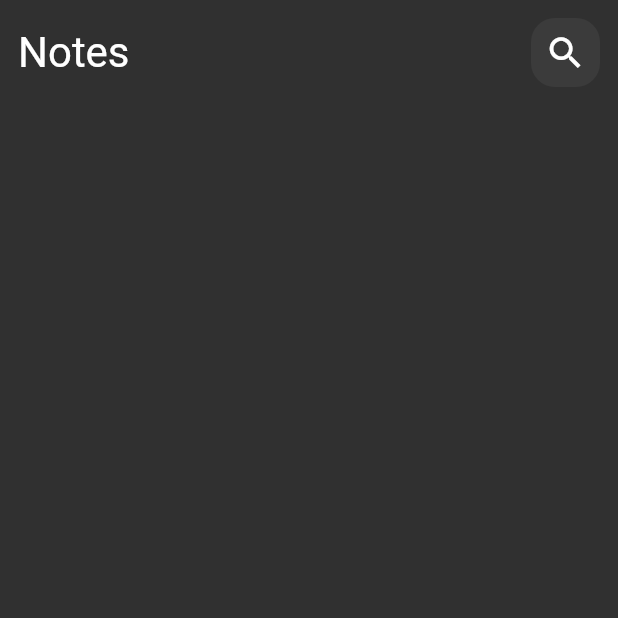
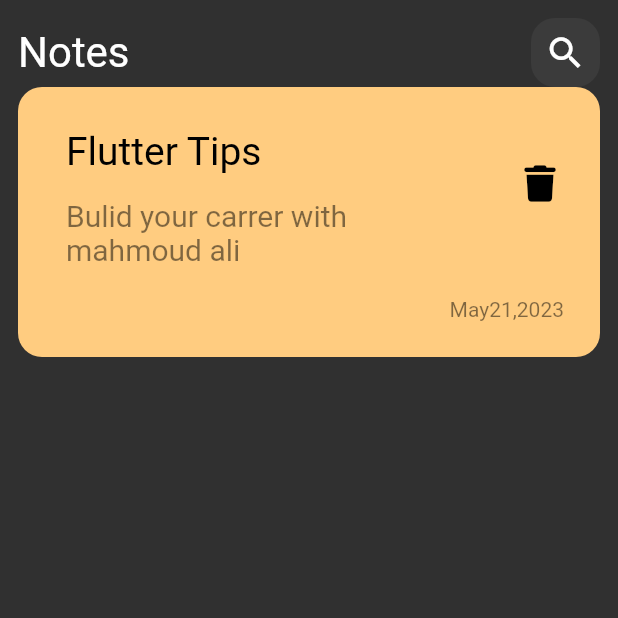
Before and after one commit to Mahmoudali55/notesApp, a Flutter app: the screen it shows after launch, on a phone screen of 412 x 824 dp, the top half of it. Run offline on Flutter 3.47's test engine with Material 2 defaults, Android fonts, the phone set to English and light mode, and no system bars; our stand-ins replace font_awesome_flutter; Roboto replaces fonts that are missing (Poppins).

Commit message:
custom_note_item

```diff
--- a/lib/main.dart
+++ b/lib/main.dart
@@ -13,7 +13,7 @@ class NotesApp extends StatelessWidget {
   Widget build(BuildContext context) {
     return MaterialApp(
       debugShowCheckedModeBanner: false,
-      theme: ThemeData(brightness: Brightness.dark),
+      theme: ThemeData(brightness: Brightness.dark, fontFamily: 'Poppins'),
       home: NotesAppView(),
     );
   }
--- /dev/null
+++ b/lib/views/widgets/custom_noteitem.dart
@@ -0,0 +1,53 @@
+// ignore_for_file: prefer_const_constructors
+
+import 'package:flutter/material.dart';
+import 'package:font_awesome_flutter/font_awesome_flutter.dart';
+
+class NoteItem extends StatelessWidget {
+  const NoteItem({super.key});
+
+  @override
+  Widget build(BuildContext context) {
+    return Container(
+      padding: EdgeInsets.only(
+        top: 24,
+        bottom: 24,
+        left: 16,
+      ),
+      decoration: BoxDecoration(
+        color: Color(0xffFFCC80),
+        borderRadius: BorderRadius.circular(16),
+      ),
+      child: Column(
+        crossAxisAlignment: CrossAxisAlignment.end,
+        children: [
+          ListTile(
+            title: Text(
+              'Flutter Tips',
+              style: TextStyle(color: Colors.black, fontSize: 26),
+            ),
+            subtitle: Padding(
+              padding: const EdgeInsets.only(top: 16, bottom: 16),
+              child: Text('Bulid your carrer with mahmoud ali',
+                  style: TextStyle(
+                      color: Colors.black.withOpacity(.5), fontSize: 20)),
+            ),
+            trailing: IconButton(
+              onPressed: () {},
+              icon: Icon(
+                FontAwesomeIcons.trash,
+                color: Colors.black,
+                size: 24,
+              ),
+            ),
+          ),
+          Padding(
+            padding: const EdgeInsets.only(right: 24),
+            child: Text('May21,2023',
+                style: TextStyle(color: Colors.black.withOpacity(.5))),
+          ),
+        ],
+      ),
+    );
+  }
+}
--- a/lib/views/widgets/notes_view_app.dart
+++ b/lib/views/widgets/notes_view_app.dart
@@ -1,7 +1,9 @@
 // ignore_for_file: prefer_const_literals_to_create_immutables, prefer_const_constructors
 
 import 'package:flutter/material.dart';
+import 'package:font_awesome_flutter/font_awesome_flutter.dart';
 import 'package:notes_app/views/widgets/customAppbar.dart';
+import 'package:notes_app/views/widgets/custom_noteitem.dart';
 
 class NotesViewBody extends StatelessWidget {
   const NotesViewBody({super.key});
@@ -11,7 +13,10 @@ class NotesViewBody extends StatelessWidget {
     return Padding(
       padding: const EdgeInsets.symmetric(horizontal: 12, vertical: 12),
       child: Column(
-        children: [CustomAppBar()],
+        children: [
+          CustomAppBar(),
+          NoteItem(),
+        ],
       ),
     );
   }
```
Also changed, not shown: pubspec.yaml (+4 -17 lines), pubspec.lock.
